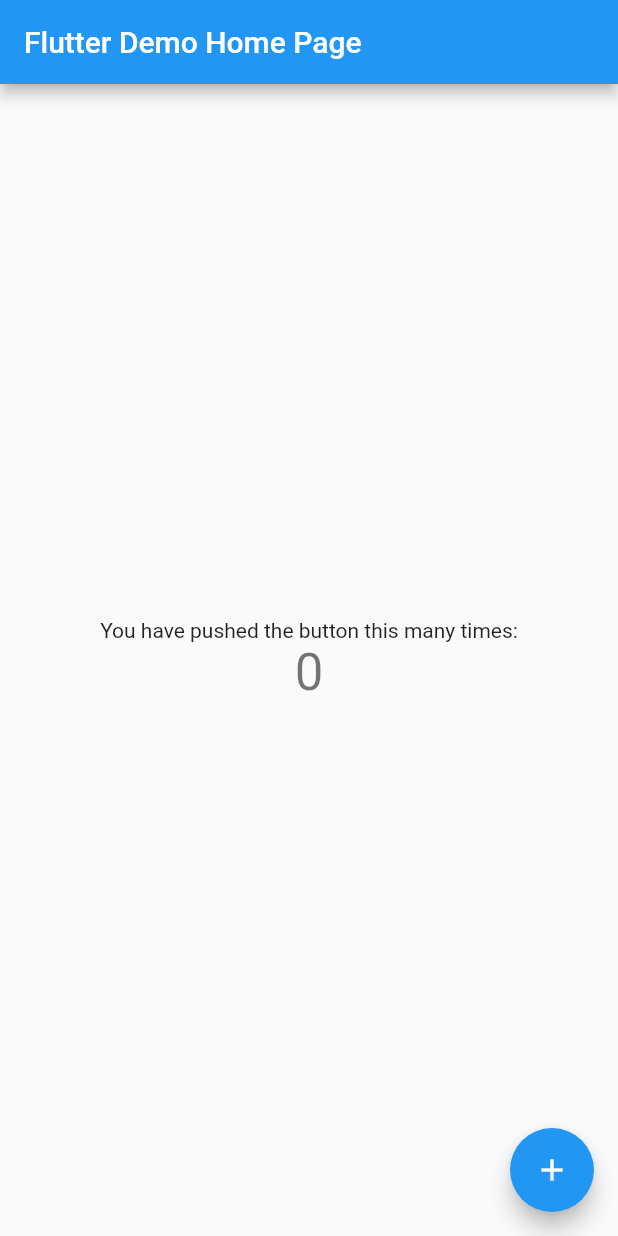
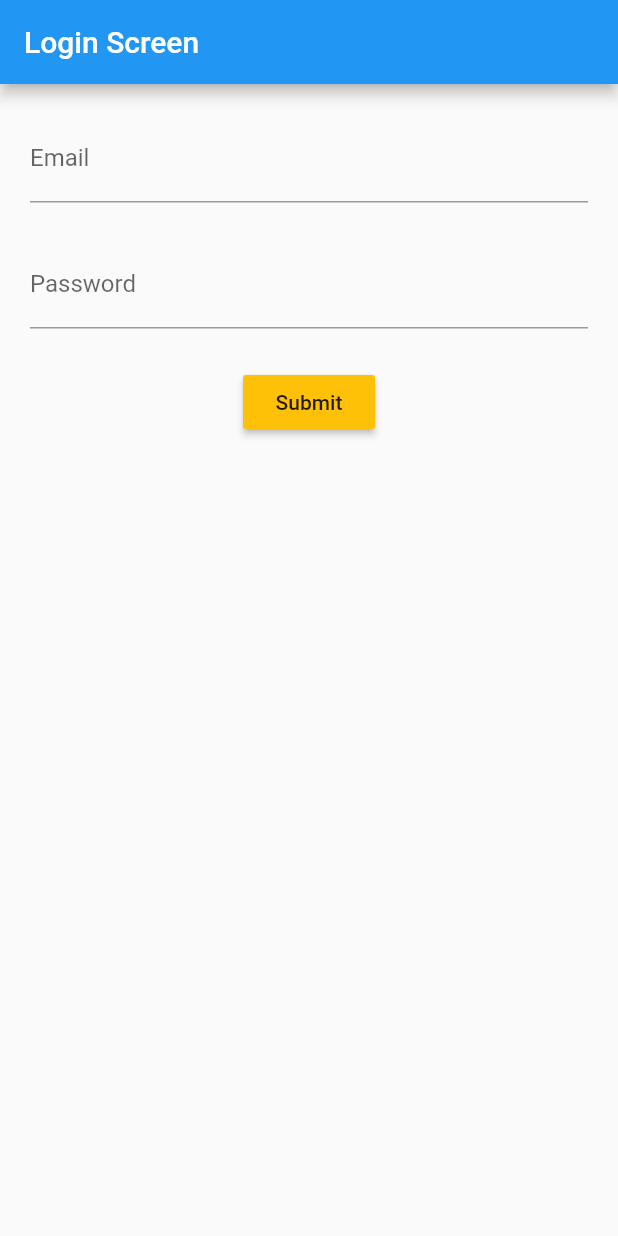
Before and after one commit to fanatic75/FlutterLogin, a Flutter app: the screen it shows after launch, on a phone screen of 412 x 824 dp. Run offline on Flutter 3.47's test engine with Material 2 defaults, Android fonts, the phone set to English and light mode, and no system bars.

Commit message:
created a stateful login screen with validator and onsaved in flutter.

```diff
--- /dev/null
+++ b/lib/Components/app.dart
@@ -0,0 +1,17 @@
+import "package:flutter/material.dart";
+import "./loginscreen.dart";
+
+class App extends  StatelessWidget{
+
+  Widget build(BuildContext context) {
+    return MaterialApp(
+      title: "Login App",
+      home: Scaffold(
+        appBar: AppBar(
+          title: Text("Login Screen"),
+        ),
+        body: LoginScreen(),
+      ),
+    );
+  }
+}
--- /dev/null
+++ b/lib/Components/loginscreen.dart
@@ -0,0 +1,83 @@
+import "package:flutter/material.dart";
+class LoginScreen extends StatefulWidget{
+  @override
+  State<StatefulWidget> createState() {
+    return LoginScreenState();
+  }
+}
+
+class LoginScreenState extends State<LoginScreen>{
+ final formKey = GlobalKey<FormState>();
+ String email = "";
+ String password = "";
+  Widget build(BuildContext context) {
+    return Container (
+      margin: EdgeInsets.all(20.0),
+      child: Form(
+        key:formKey,
+        child: Column(
+          children: <Widget>[
+            emailField(),
+            Container(margin: EdgeInsets.only(bottom:25.0)),
+            passwordField(),
+            Container(margin: EdgeInsets.only(bottom:25.0)),
+            submitButton(),
+          ],
+
+        ),
+      ),
+    );
+  }
+
+  Widget emailField(){
+    return TextFormField(
+      decoration: InputDecoration(
+        labelText: "Email",
+        hintText: "myname@example.com",
+
+      ),
+      keyboardType: TextInputType.emailAddress,
+      validator: (String value) {
+        if(!value.contains("@")){
+          return "Please enter a valid email";
+        }
+      },
+      onSaved: (String value){
+        email = value;
+      },
+    );
+  }
+
+  Widget passwordField(){
+    return TextFormField(
+      decoration: InputDecoration(
+        labelText: "Password",
+
+      ),
+      obscureText: true,
+      validator: (String value) {
+        if(value.length<4){
+          return "Password must be bigger than 4 characters.";
+        }
+      },
+      onSaved: (String value){
+        password = value;
+      },
+    );
+  }
+
+  Widget submitButton(){
+    return RaisedButton(
+      onPressed: (){
+        if(formKey.currentState.validate()){
+          formKey.currentState.save();
+        }
+      },
+      child: Text(
+        "Submit"
+        ),
+        color: Colors.amber,
+      );
+  }
+
+}
--- a/lib/main.dart
+++ b/lib/main.dart
@@ -1,111 +1,3 @@
 import 'package:flutter/material.dart';
-
-void main() => runApp(MyApp());
-
-class MyApp extends StatelessWidget {
-  // This widget is the root of your application.
-  @override
-  Widget build(BuildContext context) {
-    return MaterialApp(
-      title: 'Flutter Demo',
-      theme: ThemeData(
-        // This is the theme of your application.
-        //
-        // Try running your application with "flutter run". You'll see the
-        // application has a blue toolbar. Then, without quitting the app, try
-        // changing the primarySwatch below to Colors.green and then invoke
-        // "hot reload" (press "r" in the console where you ran "flutter run",
-        // or simply save your changes to "hot reload" in a Flutter IDE).
-        // Notice that the counter didn't reset back to zero; the application
-        // is not restarted.
-        primarySwatch: Colors.blue,
-      ),
-      home: MyHomePage(title: 'Flutter Demo Home Page'),
-    );
-  }
-}
-
-class MyHomePage extends StatefulWidget {
-  MyHomePage({Key key, this.title}) : super(key: key);
-
-  // This widget is the home page of your application. It is stateful, meaning
-  // that it has a State object (defined below) that contains fields that affect
-  // how it looks.
-
-  // This class is the configuration for the state. It holds the values (in this
-  // case the title) provided by the parent (in this case the App widget) and
-  // used by the build method of the State. Fields in a Widget subclass are
-  // always marked "final".
-
-  final String title;
-
-  @override
-  _MyHomePageState createState() => _MyHomePageState();
-}
-
-class _MyHomePageState extends State<MyHomePage> {
-  int _counter = 0;
-
-  void _incrementCounter() {
-    setState(() {
-      // This call to setState tells the Flutter framework that something has
-      // changed in this State, which causes it to rerun the build method below
-      // so that the display can reflect the updated values. If we changed
-      // _counter without calling setState(), then the build method would not be
-      // called again, and so nothing would appear to happen.
-      _counter++;
-    });
-  }
-
-  @override
-  Widget build(BuildContext context) {
-    // This method is rerun every time setState is called, for instance as done
-    // by the _incrementCounter method above.
-    //
-    // The Flutter framework has been optimized to make rerunning build methods
-    // fast, so that you can just rebuild anything that needs updating rather
-    // than having to individually change instances of widgets.
-    return Scaffold(
-      appBar: AppBar(
-        // Here we take the value from the MyHomePage object that was created by
-        // the App.build method, and use it to set our appbar title.
-        title: Text(widget.title),
-      ),
-      body: Center(
-        // Center is a layout widget. It takes a single child and positions it
-        // in the middle of the parent.
-        child: Column(
-          // Column is also layout widget. It takes a list of children and
-          // arranges them vertically. By default, it sizes itself to fit its
-          // children horizontally, and tries to be as tall as its parent.
-          //
-          // Invoke "debug painting" (press "p" in the console, choose the
-          // "Toggle Debug Paint" action from the Flutter Inspector in Android
-          // Studio, or the "Toggle Debug Paint" command in Visual Studio Code)
-          // to see the wireframe for each widget.
-          //
-          // Column has various properties to control how it sizes itself and
-          // how it positions its children. Here we use mainAxisAlignment to
-          // center the children vertically; the main axis here is the vertical
-          // axis because Columns are vertical (the cross axis would be
-          // horizontal).
-          mainAxisAlignment: MainAxisAlignment.center,
-          children: <Widget>[
-            Text(
-              'You have pushed the button this many times:',
-            ),
-            Text(
-              '$_counter',
-              style: Theme.of(context).textTheme.display1,
-            ),
-          ],
-        ),
-      ),
-      floatingActionButton: FloatingActionButton(
-        onPressed: _incrementCounter,
-        tooltip: 'Increment',
-        child: Icon(Icons.add),
-      ), // This trailing comma makes auto-formatting nicer for build methods.
-    );
-  }
-}
+import "./Components/app.dart";
+void main() => runApp(App());
```
